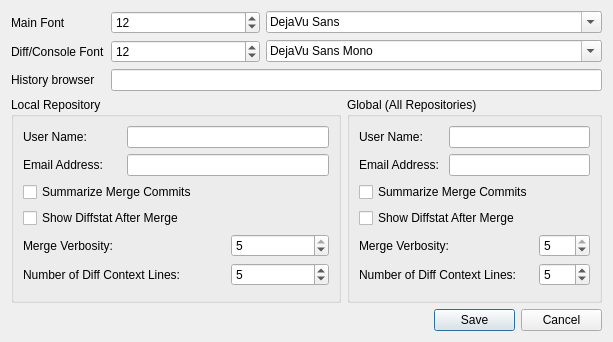
Old version of the form ui/optionsgui.ui in the repository git-cola/git-cola.
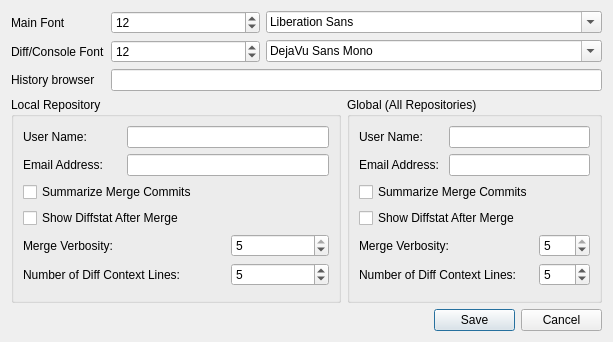
New version of the form.

Commit message:
Use default font names that are recognized across more platforms
Using "helvetica" and "*mono" as the font names is better since
those are understood and translated into their native variants
on both Linux and OSX.

Signed-off by: David Aguilar <davvid@gmail.com>

Patch:
```diff
--- a/ui/optionsgui.ui
+++ b/ui/optionsgui.ui
@@ -37,7 +37,7 @@
     <widget class="QFontComboBox" name="main_font_combo" >
      <property name="currentFont" >
       <font>
-       <family>Bitstream Vera Sans</family>
+       <family>Helvetica</family>
       </font>
      </property>
     </widget>
```
Left out of the diff: 2 changed lines with no effect on the pictures. The commit also changes 1 other file.
